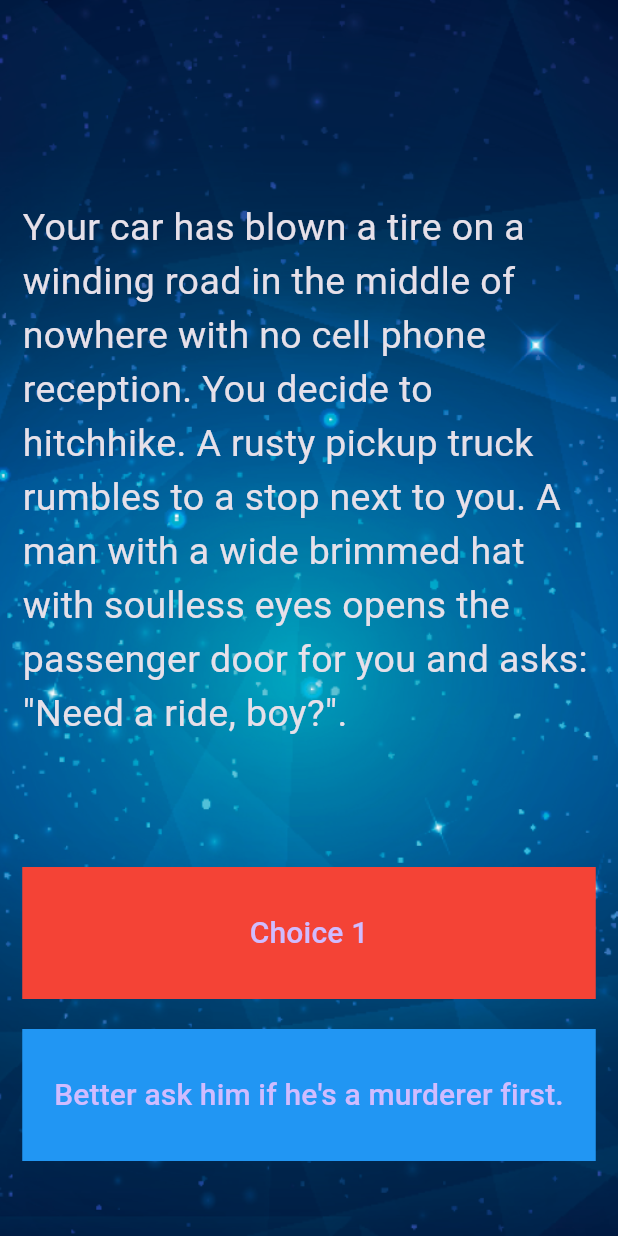
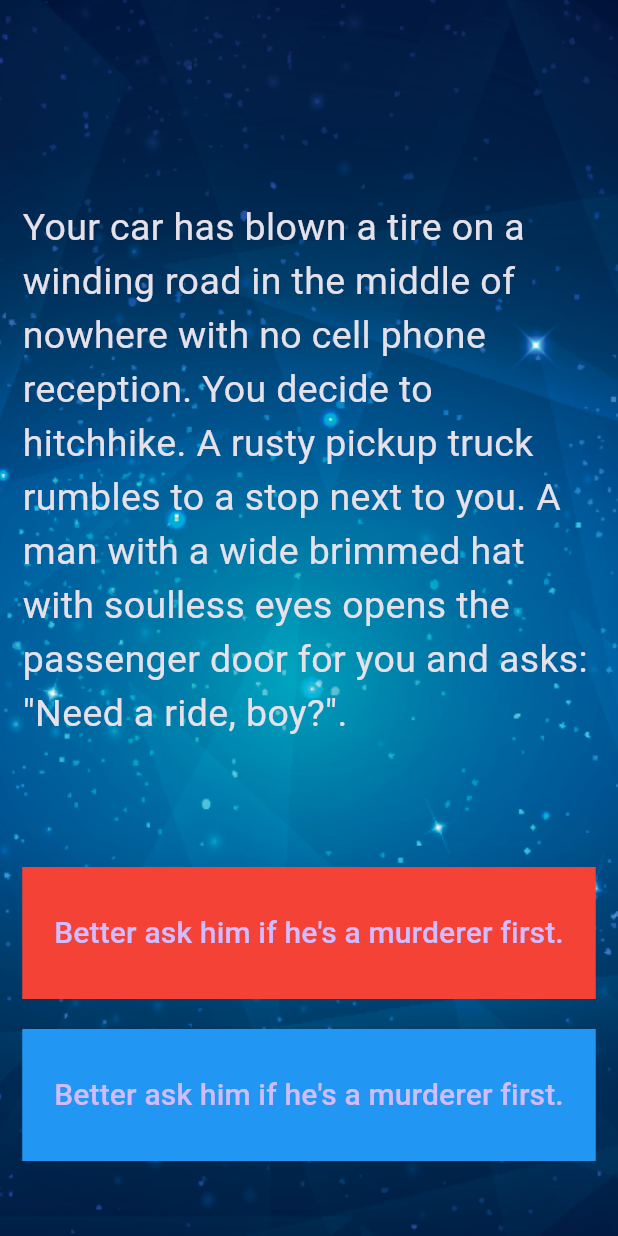
Before and after one commit to yonathanavila/destini_flutter, a Flutter app: the screen it shows after launch, on a phone screen of 412 x 824 dp. Run offline on Flutter 3.47's test engine with Material 3 defaults, Android fonts, the phone set to English and light mode, and no system bars.

```diff
--- a/lib/main.dart
+++ b/lib/main.dart
@@ -66,10 +66,9 @@ class _StoryPageState extends State<StoryPage> {
                     //Choice 1 made by user.
                     //TODO: Step 18 - Call the nextStory() method from storyBrain and pass the number 1 as the choice made by the user.
                   },
-                  child: const Text(
-                    //TODO: Step 13 - Use the storyBrain to get the text for choice 1.
-                    'Choice 1',
-                    style: TextStyle(
+                  child: Text(
+                    _storyBrain.getChoice2(0),
+                    style: const TextStyle(
                       fontSize: 20.0,
                     ),
                   ),
--- a/lib/story_brain.dart
+++ b/lib/story_brain.dart
@@ -1,6 +1,8 @@
 import 'story.dart';
 
 class StoryBrain {
+  int storyNumber = 0;
+
   final List<Story> _storyData = [
     Story(
         storyTitle:
@@ -50,8 +52,6 @@ class StoryBrain {
 
 //TODO: Step 25 - Change the storyNumber property into a private property so that only story_brain.dart has access to it. You can do this by right clicking on the name (storyNumber) and selecting Refactor -> Rename to make the change across all the places where it's used.
 
-//TODO: Step 16 - Create a property called storyNumber which starts with a value of 0. This will be used to track which story the user is currently viewing.
-
 //TODO: Step 17 - Create a method called nextStory(), it should not have any outputs but it should have 1 input called choiceNumber which will be the choice number (int) made by the user.
 
 //TODO: Step 20 - Download the story plan here: https://drive.google.com/uc?export=download&id=1KU6EghkO9Hf2hRM0756xFHgNaZyGCou3
```
